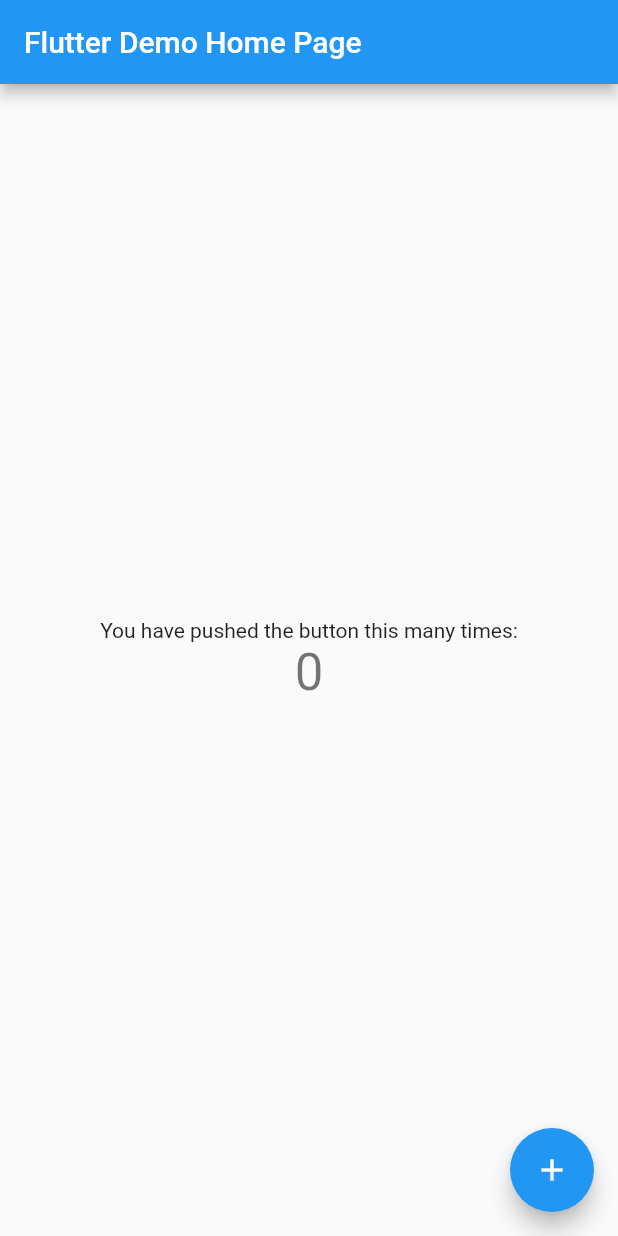
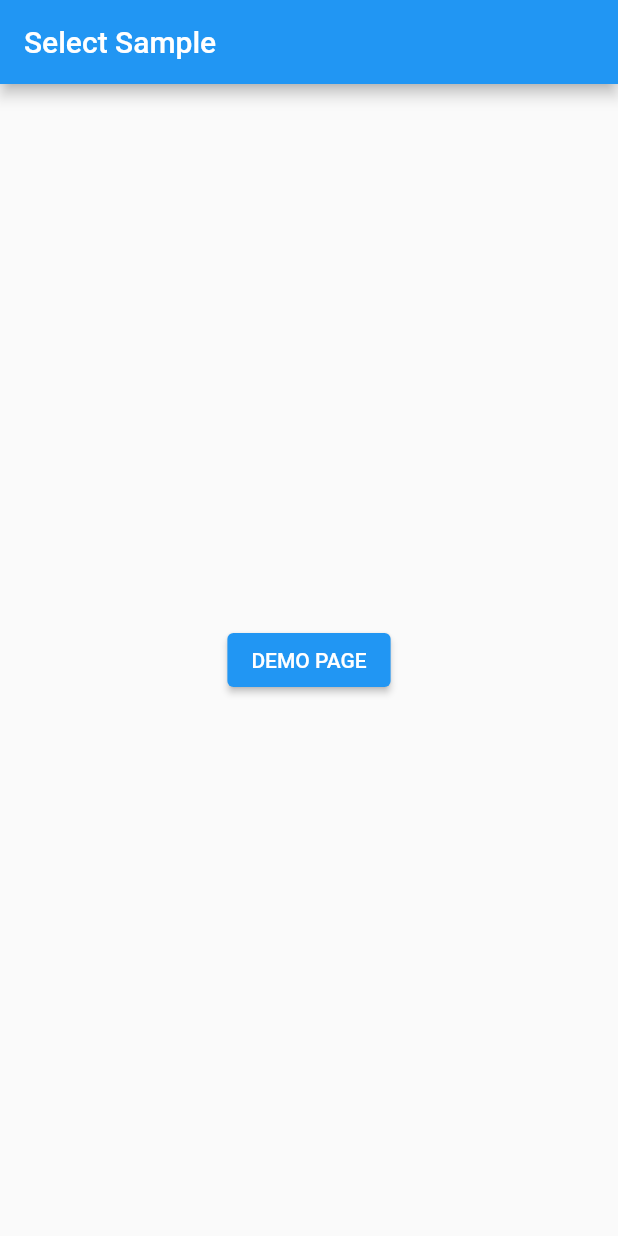
Before and after one commit to expensive-garbage/Kashiwara0205-flutter_samples, a Flutter app: the screen it shows after launch, on a phone screen of 412 x 824 dp. Run offline on Flutter 3.47's test engine with Material 2 defaults, Android fonts, the light colour scheme and no system bars.

Commit message:
画面遷移して各サンプルを実装できるような形を整えた

```diff
--- a/lib/main.dart
+++ b/lib/main.dart
@@ -1,115 +1,19 @@
 import 'package:flutter/material.dart';
+import 'demo.dart';
+import 'menu.dart';
 
-void main() {
-  runApp(const MyApp());
-}
+void main() => runApp(const Main());
 
-class MyApp extends StatelessWidget {
-  const MyApp({super.key});
-
-  // This widget is the root of your application.
+class Main extends StatelessWidget {
+  const Main({super.key});
   @override
   Widget build(BuildContext context) {
     return MaterialApp(
-      title: 'Flutter Demo',
-      theme: ThemeData(
-        // This is the theme of your application.
-        //
-        // Try running your application with "flutter run". You'll see the
-        // application has a blue toolbar. Then, without quitting the app, try
-        // changing the primarySwatch below to Colors.green and then invoke
-        // "hot reload" (press "r" in the console where you ran "flutter run",
-        // or simply save your changes to "hot reload" in a Flutter IDE).
-        // Notice that the counter didn't reset back to zero; the application
-        // is not restarted.
-        primarySwatch: Colors.blue,
-      ),
-      home: const MyHomePage(title: 'Flutter Demo Home Page'),
+      initialRoute: '/',
+      routes: {
+        '/': (context) => const Menu(),
+        'demo': (context) => const Demo(),
+      },
     );
   }
 }
-
-class MyHomePage extends StatefulWidget {
-  const MyHomePage({super.key, required this.title});
-
-  // This widget is the home page of your application. It is stateful, meaning
-  // that it has a State object (defined below) that contains fields that affect
-  // how it looks.
-
-  // This class is the configuration for the state. It holds the values (in this
-  // case the title) provided by the parent (in this case the App widget) and
-  // used by the build method of the State. Fields in a Widget subclass are
-  // always marked "final".
-
-  final String title;
-
-  @override
-  State<MyHomePage> createState() => _MyHomePageState();
-}
-
-class _MyHomePageState extends State<MyHomePage> {
-  int _counter = 0;
-
-  void _incrementCounter() {
-    setState(() {
-      // This call to setState tells the Flutter framework that something has
-      // changed in this State, which causes it to rerun the build method below
-      // so that the display can reflect the updated values. If we changed
-      // _counter without calling setState(), then the build method would not be
-      // called again, and so nothing would appear to happen.
-      _counter++;
-    });
-  }
-
-  @override
-  Widget build(BuildContext context) {
-    // This method is rerun every time setState is called, for instance as done
-    // by the _incrementCounter method above.
-    //
-    // The Flutter framework has been optimized to make rerunning build methods
-    // fast, so that you can just rebuild anything that needs updating rather
-    // than having to individually change instances of widgets.
-    return Scaffold(
-      appBar: AppBar(
-        // Here we take the value from the MyHomePage object that was created by
-        // the App.build method, and use it to set our appbar title.
-        title: Text(widget.title),
-      ),
-      body: Center(
-        // Center is a layout widget. It takes a single child and positions it
-        // in the middle of the parent.
-        child: Column(
-          // Column is also a layout widget. It takes a list of children and
-          // arranges them vertically. By default, it sizes itself to fit its
-          // children horizontally, and tries to be as tall as its parent.
-          //
-          // Invoke "debug painting" (press "p" in the console, choose the
-          // "Toggle Debug Paint" action from the Flutter Inspector in Android
-          // Studio, or the "Toggle Debug Paint" command in Visual Studio Code)
-          // to see the wireframe for each widget.
-          //
-          // Column has various properties to control how it sizes itself and
-          // how it positions its children. Here we use mainAxisAlignment to
-          // center the children vertically; the main axis here is the vertical
-          // axis because Columns are vertical (the cross axis would be
-          // horizontal).
-          mainAxisAlignment: MainAxisAlignment.center,
-          children: <Widget>[
-            const Text(
-              'You have pushed the button this many times:',
-            ),
-            Text(
-              '$_counter',
-              style: Theme.of(context).textTheme.headlineMedium,
-            ),
-          ],
-        ),
-      ),
-      floatingActionButton: FloatingActionButton(
-        onPressed: _incrementCounter,
-        tooltip: 'Increment',
-        child: const Icon(Icons.add),
-      ), // This trailing comma makes auto-formatting nicer for build methods.
-    );
-  }
-}
--- /dev/null
+++ b/lib/menu.dart
@@ -0,0 +1,53 @@
+import 'package:flutter/material.dart';
+import "demo.dart";
+
+void main() => runApp(const Menu());
+
+class Menu extends StatelessWidget {
+  const Menu({super.key});
+
+  // This widget is the root of your application.
+  @override
+  Widget build(BuildContext context) {
+    return const MenuPage(title: 'Select Sample');
+  }
+}
+
+class MenuPage extends StatefulWidget {
+  const MenuPage({super.key, required this.title});
+
+  final String title;
+
+  @override
+  State<MenuPage> createState() => _MenuPageState();
+}
+
+class _MenuPageState extends State<MenuPage> {
+  @override
+  Widget build(BuildContext context) {
+    return Scaffold(
+      appBar: AppBar(
+        // Here we take the value from the MenuPage object that was created by
+        // the App.build method, and use it to set our appbar title.
+        title: Text(widget.title),
+      ),
+      body: Container(
+        padding: const EdgeInsets.all(0.0),
+        alignment: Alignment.center,
+        child:
+          ElevatedButton(
+            key:null,
+            onPressed:buttonPressed,
+            child: const Text("DEMO PAGE")
+          )
+        )
+      );
+  }
+
+  void buttonPressed(){
+    Navigator.push(
+      context,
+      MaterialPageRoute(builder: (context) => const Demo()),
+    );
+  }
+}
```
Also changed, not shown: lib/demo.dart (added, +100 -0 lines), 2 other files.
